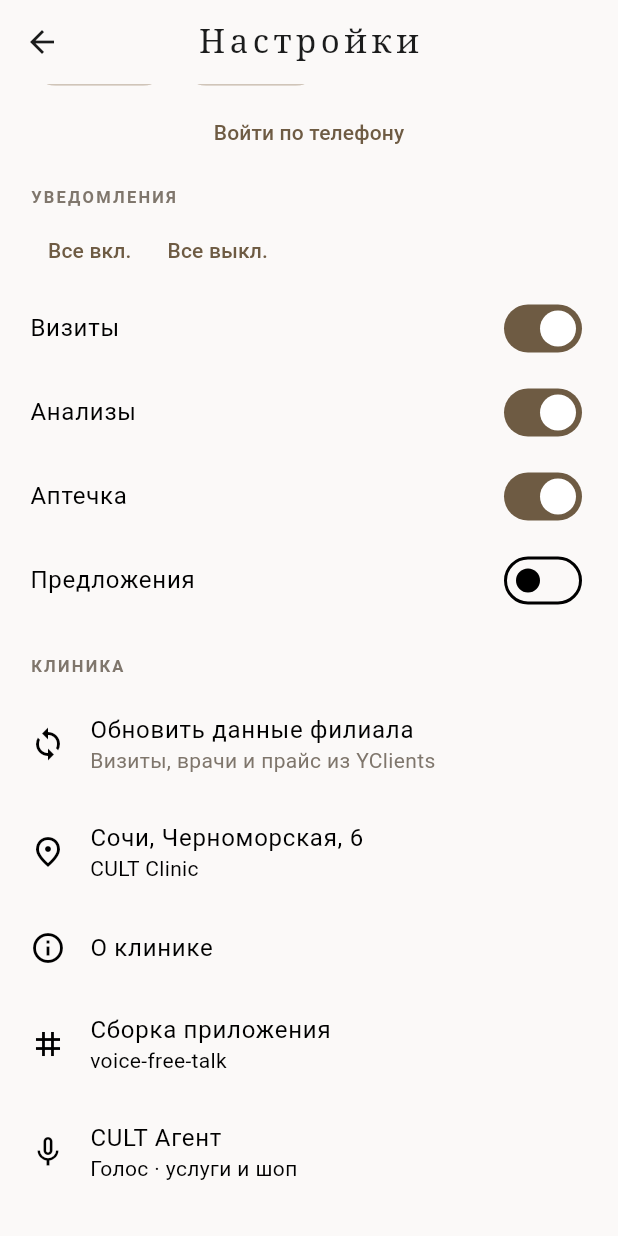
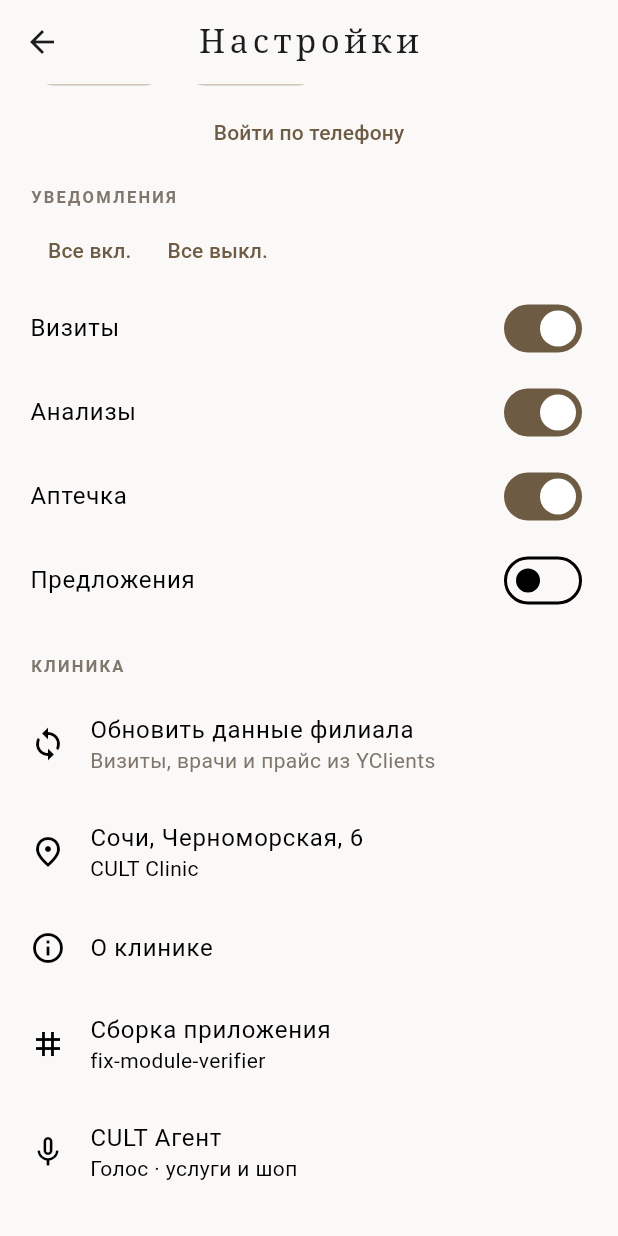
Before and after one commit to sifonyarya-afk/cult, a Flutter app: the SettingsPage screen opened directly, scrolled down 238 dp, on a phone screen of 412 x 824 dp. Run offline on Flutter 3.47's test engine with Material 3 defaults, Android fonts, the phone set to English and light mode, and no system bars; our stand-ins replace flutter_tts, shared_preferences, speech_to_text; accounts and stored records are empty.

```diff
--- a/mobile/lib/data.dart
+++ b/mobile/lib/data.dart
@@ -816,7 +816,7 @@ class Contact {
 }
 
 /// Bump when shipping a user-visible feature so Settings proves the Mac build is fresh.
-const cultBuildTag = 'voice-free-talk';
+const cultBuildTag = 'fix-module-verifier';
 
 const contacts = <Contact>[
   Contact(
```
Also changed, not shown: 2 other files.
